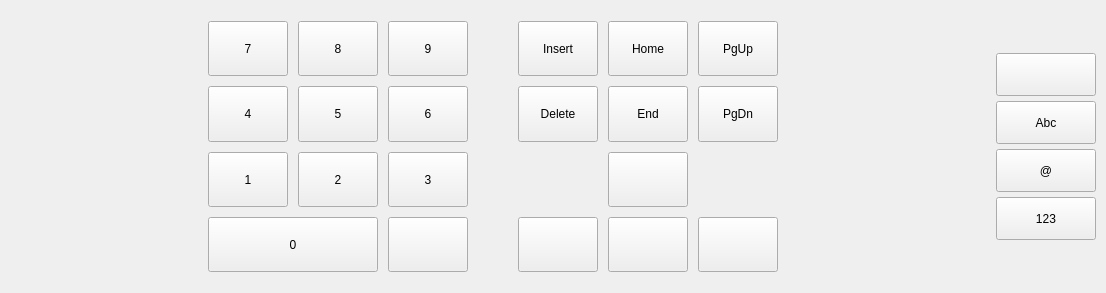
Before: the Qt Designer form VirtualKeyboard/src/keyboardwidget.ui in ukui/ukui-screensaver, drawn with Qt 5.
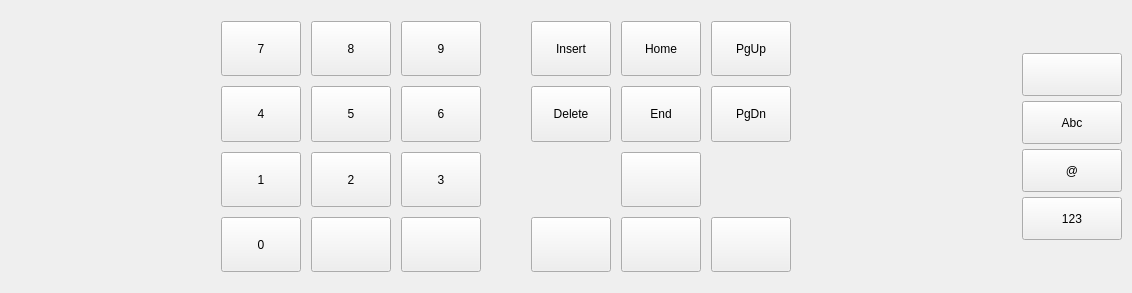
After: the same form once the commit is applied. The open tabs and pages were chosen to show the change.

Commit message: * 屏幕键盘数字界面添加回车键 * 解决双屏时切换锁屏，锁屏界面闪烁的问题

```diff
--- a/VirtualKeyboard/src/keyboardwidget.ui
+++ b/VirtualKeyboard/src/keyboardwidget.ui
@@ -9,7 +9,7 @@
    <rect>
     <x>0</x>
     <y>0</y>
-    <width>1106</width>
+    <width>1132</width>
     <height>293</height>
    </rect>
   </property>
@@ -856,7 +856,7 @@
                </property>
               </widget>
              </item>
-             <item row="4" column="0" colspan="2">
+             <item row="4" column="0">
               <widget class="QPushButton" name="btn_num_0">
                <property name="sizePolicy">
                 <sizepolicy hsizetype="Minimum" vsizetype="Expanding">
@@ -869,7 +869,7 @@
                </property>
               </widget>
              </item>
-             <item row="4" column="2">
+             <item row="4" column="1">
               <widget class="QPushButton" name="btn_backspace_num">
                <property name="sizePolicy">
                 <sizepolicy hsizetype="Minimum" vsizetype="Expanding">
@@ -882,6 +882,19 @@
                </property>
               </widget>
              </item>
+             <item row="4" column="2">
+              <widget class="QPushButton" name="btn_enter_num">
+               <property name="sizePolicy">
+                <sizepolicy hsizetype="Minimum" vsizetype="Expanding">
+                 <horstretch>0</horstretch>
+                 <verstretch>0</verstretch>
+                </sizepolicy>
+               </property>
+               <property name="text">
+                <string/>
+               </property>
+              </widget>
+             </item>
             </layout>
            </item>
            <item>
```
Left out of the diff: 2 changed lines with no effect on the pictures. The commit also changes 2 other files.
